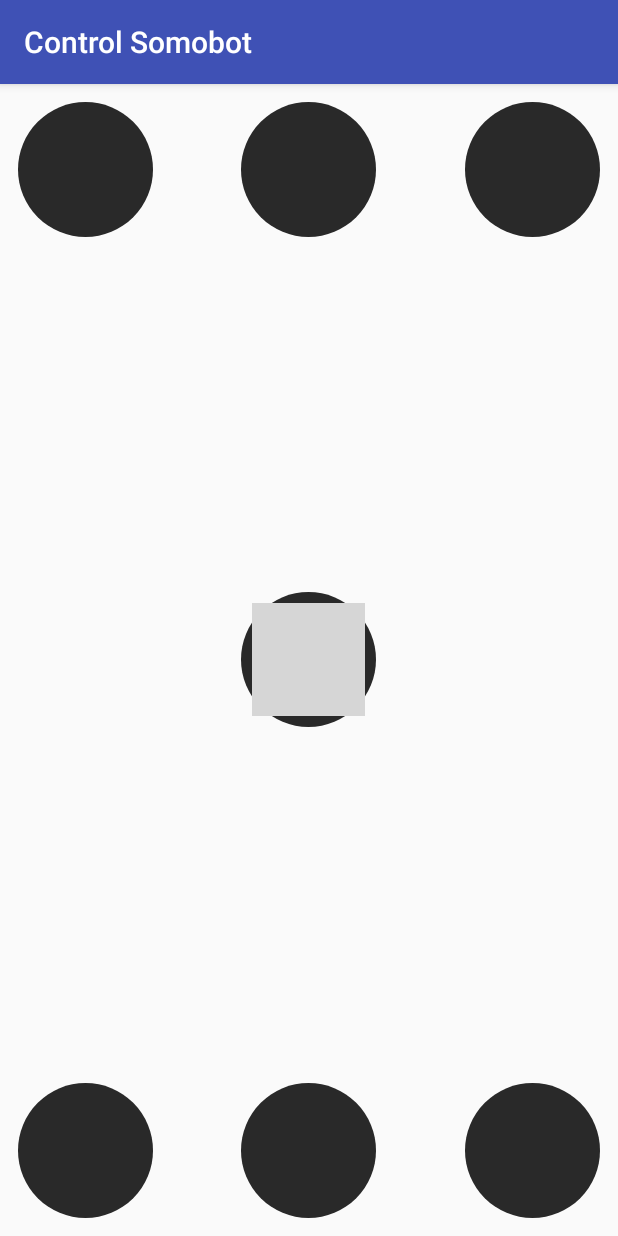
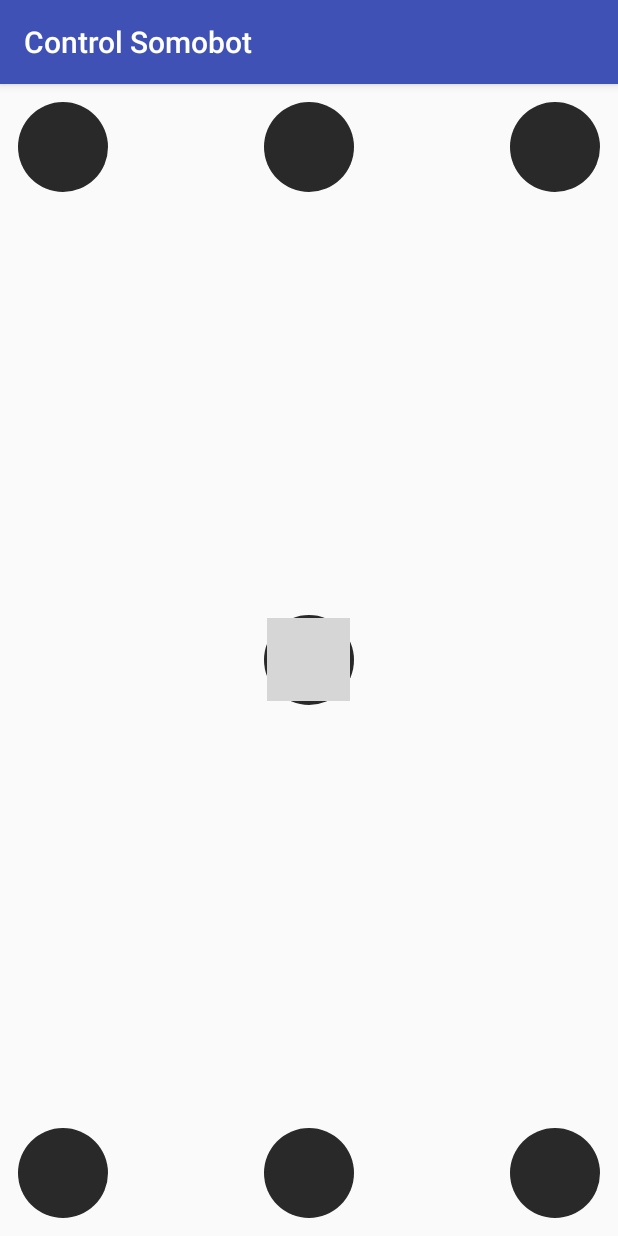
Before and after one commit to raalzate/ControlSomobot, an Android app: the screen it shows after launch (MainActivity), on a phone screen of 412 x 824 dp. Run offline under Robolectric (Android 15) with nearby library versions, the phone set to English and light mode, and no system bars; grey boxes are pictures that could not be loaded.

Commit message:
Ajustes menores

```diff
--- a/app/src/main/res/layout/activity_main.xml
+++ b/app/src/main/res/layout/activity_main.xml
@@ -4,29 +4,26 @@
     android:padding="12dp"
     android:layout_width="match_parent"
     android:layout_height="match_parent" >
-
         <ImageView
             android:id="@+id/bgCenter"
-        android:layout_width="90dp"
-        android:layout_height="90dp"
+            android:layout_width="60dp"
+            android:layout_height="60dp"
             android:contentDescription="@string/app_name"
             android:src="@drawable/bg_center"
             android:layout_centerVertical="true"
             android:layout_centerHorizontal="true" />
 
-
-
         <ImageView
             android:id="@+id/bgTopLeft"
-        android:layout_width="90dp"
-        android:layout_height="90dp"
+            android:layout_width="60dp"
+            android:layout_height="60dp"
             android:contentDescription="@string/app_name"
             android:src="@drawable/bg_center"/>
 
         <ImageView
             android:id="@+id/bgTop"
-        android:layout_width="90dp"
-        android:layout_height="90dp"
+            android:layout_width="60dp"
+            android:layout_height="60dp"
             android:contentDescription="@string/app_name"
             android:src="@drawable/bg_center"
             android:layout_alignParentTop="true"
@@ -34,8 +31,8 @@
 
         <ImageView
             android:id="@+id/bgTopRight"
-        android:layout_width="90dp"
-        android:layout_height="90dp"
+            android:layout_width="60dp"
+            android:layout_height="60dp"
             android:contentDescription="@string/app_name"
             android:src="@drawable/bg_center"
             android:layout_alignParentTop="true"
@@ -45,8 +42,8 @@
 
         <ImageView
             android:id="@+id/bgBottomRight"
-        android:layout_width="90dp"
-        android:layout_height="90dp"
+            android:layout_width="60dp"
+            android:layout_height="60dp"
             android:contentDescription="@string/app_name"
             android:src="@drawable/bg_center"
             android:layout_alignParentBottom="true"
@@ -55,8 +52,8 @@
 
         <ImageView
             android:id="@+id/bgBottomLeft"
-        android:layout_width="90dp"
-        android:layout_height="90dp"
+            android:layout_width="60dp"
+            android:layout_height="60dp"
             android:contentDescription="@string/app_name"
             android:src="@drawable/bg_center"
             android:layout_alignParentBottom="true"
@@ -65,16 +62,16 @@
 
         <ImageView
             android:id="@+id/bgBottom"
-        android:layout_width="90dp"
-        android:layout_height="90dp"
+            android:layout_width="60dp"
+            android:layout_height="60dp"
             android:contentDescription="@string/app_name"
             android:src="@drawable/bg_center"
             android:layout_alignParentBottom="true"
             android:layout_centerHorizontal="true" />
         <ImageView
             android:id="@+id/cursor"
-        android:layout_width="75dp"
-        android:layout_height="75dp"
+            android:layout_width="55dp"
+            android:layout_height="55dp"
             android:contentDescription="@string/app_name"
             android:src="@drawable/bg_control" />
 
@@ -89,4 +86,5 @@
             android:layout_marginBottom="11dp" />
 
 
+
 </RelativeLayout>
```
Also changed, not shown: app/src/main/java/com/espacionunido/controlsomobot/MainActivity.kt (+12 -5 lines). Lines whose indentation alone changed are shown as unchanged.
